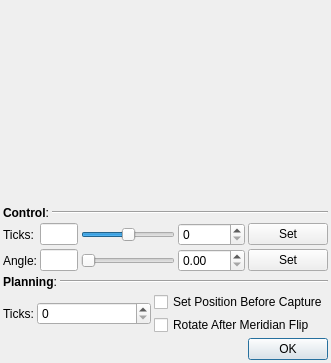
Before: the Qt Designer form kstars/ekos/capture/rotatorsettings.ui in KDE/kstars, drawn with Qt 5.
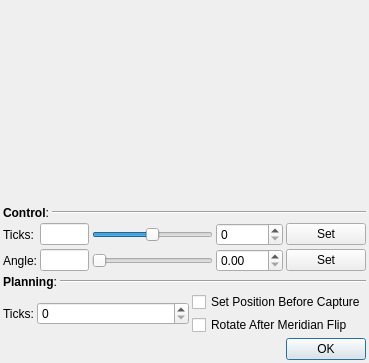
After: the same form once the commit is applied. Custom widgets are drawn as their Qt base class.

```diff
--- a/kstars/ekos/capture/rotatorsettings.ui
+++ b/kstars/ekos/capture/rotatorsettings.ui
@@ -6,7 +6,7 @@
    <rect>
     <x>0</x>
     <y>0</y>
-    <width>331</width>
+    <width>369</width>
     <height>362</height>
    </rect>
   </property>
```
